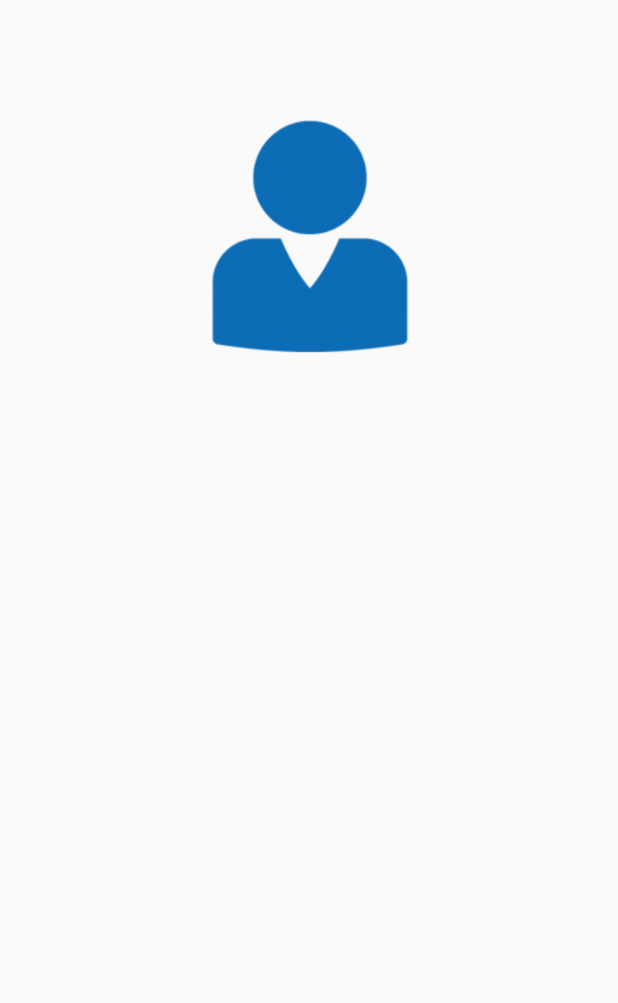
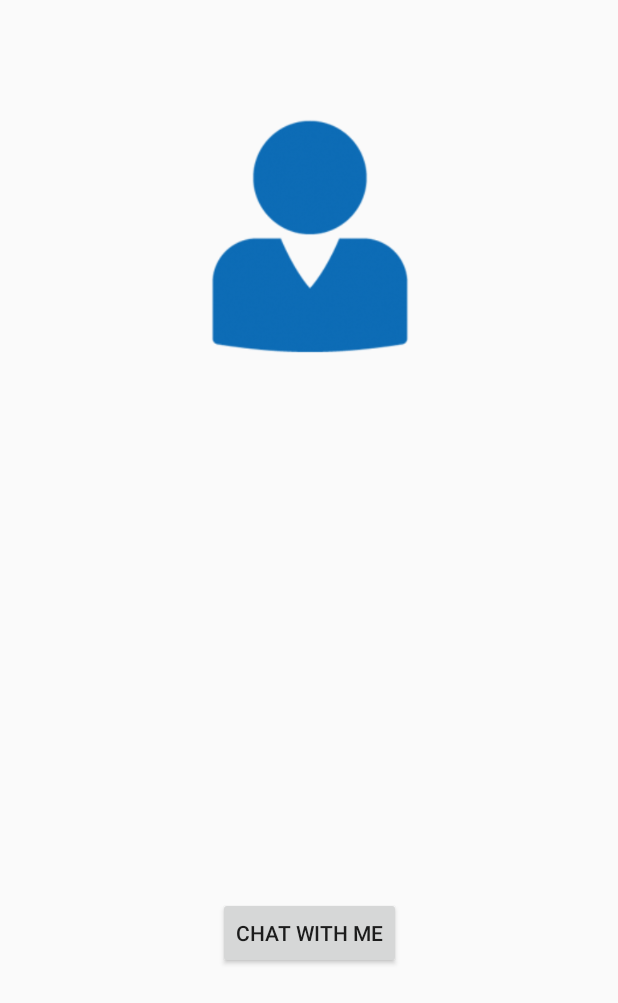
Before and after one commit to leventen95/Dagmamma, an Android app: the PersonDetailedFragment screen opened directly, with no data from a screen before it, on a phone screen of 412 x 824 dp. Shown: the top 1003 px of the screen. Run offline under Robolectric (Android 15) with nearby library versions, the phone set to English and light mode, and no system bars; our stand-ins replace Firebase (no records; nobody signed in at launch, a user with empty details on screens opened directly).

Commit message:
Laget button under person_detailed

```diff
--- a/app/src/main/java/no/hiof/leventen/actionbar/PersonDetailedFragment.java
+++ b/app/src/main/java/no/hiof/leventen/actionbar/PersonDetailedFragment.java
@@ -8,8 +8,10 @@ import android.support.v4.content.ContextCompat;
 import android.view.LayoutInflater;
 import android.view.View;
 import android.view.ViewGroup;
+import android.widget.Button;
 import android.widget.ImageView;
 import android.widget.TextView;
+import android.widget.Toast;
 
 import java.util.List;
 
@@ -24,6 +26,7 @@ public class PersonDetailedFragment extends Fragment {
     private TextView personDescriptionTextView;
     private ImageView personImageView;
     private int personIndex;
+    private Button goChat;
 
 
     public PersonDetailedFragment() {
@@ -41,9 +44,18 @@ public class PersonDetailedFragment extends Fragment {
         personAlderTextView = view.findViewById(R.id.textViewAlder);
         personDescriptionTextView = view.findViewById(R.id.textViewDescription);
         personImageView = view.findViewById(R.id.imageViewPerson);
+        goChat = view.findViewById(R.id.goToChatBtn);
 
         personIndex = savedInstanceState == null? DEFAULT_PERSON_INDEX : savedInstanceState.getInt(PERSON_INDEX, DEFAULT_PERSON_INDEX);
         //setDisplayedPersonDetail(personIndex);
+
+        goChat.setOnClickListener(new View.OnClickListener() {
+            @Override
+            public void onClick(View v) {
+                Toast toast = Toast.makeText(getActivity(),"Suck my ass",Toast.LENGTH_LONG);
+                toast.show();
+            }
+        });
 
         return view;
     }
--- a/app/src/main/res/layout/fragment_person_detailed.xml
+++ b/app/src/main/res/layout/fragment_person_detailed.xml
@@ -54,4 +54,18 @@
         app:layout_constraintEnd_toEndOf="parent"
         app:layout_constraintStart_toStartOf="parent"
         app:layout_constraintTop_toBottomOf="@+id/textViewAlder" />
+
+    <Button
+        android:id="@+id/goToChatBtn"
+        android:layout_width="wrap_content"
+        android:layout_height="wrap_content"
+        android:layout_marginStart="8dp"
+        android:layout_marginTop="8dp"
+        android:layout_marginEnd="8dp"
+        android:layout_marginBottom="8dp"
+        android:text="Chat with me"
+        app:layout_constraintBottom_toBottomOf="parent"
+        app:layout_constraintEnd_toEndOf="parent"
+        app:layout_constraintStart_toStartOf="parent"
+        app:layout_constraintTop_toBottomOf="@+id/textViewDescription" />
 </android.support.constraint.ConstraintLayout>
```
